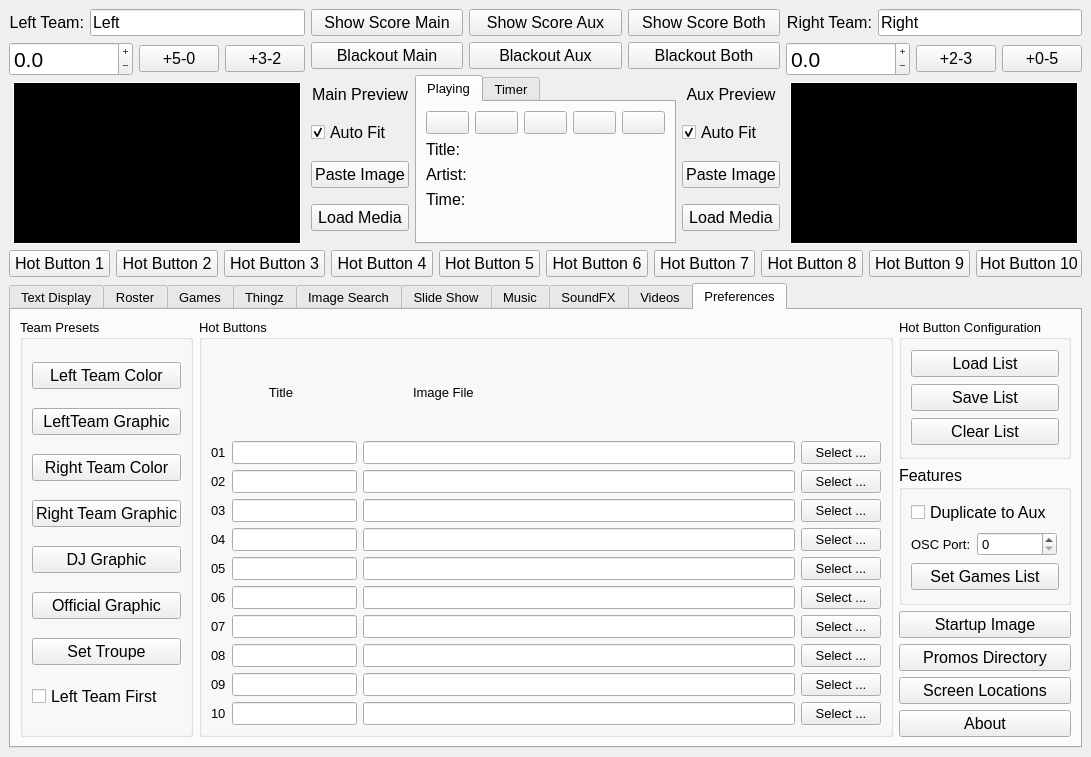
Old version of the form ImproTronControlPanel.ui in the repository guywinterbotham/ImproTron.
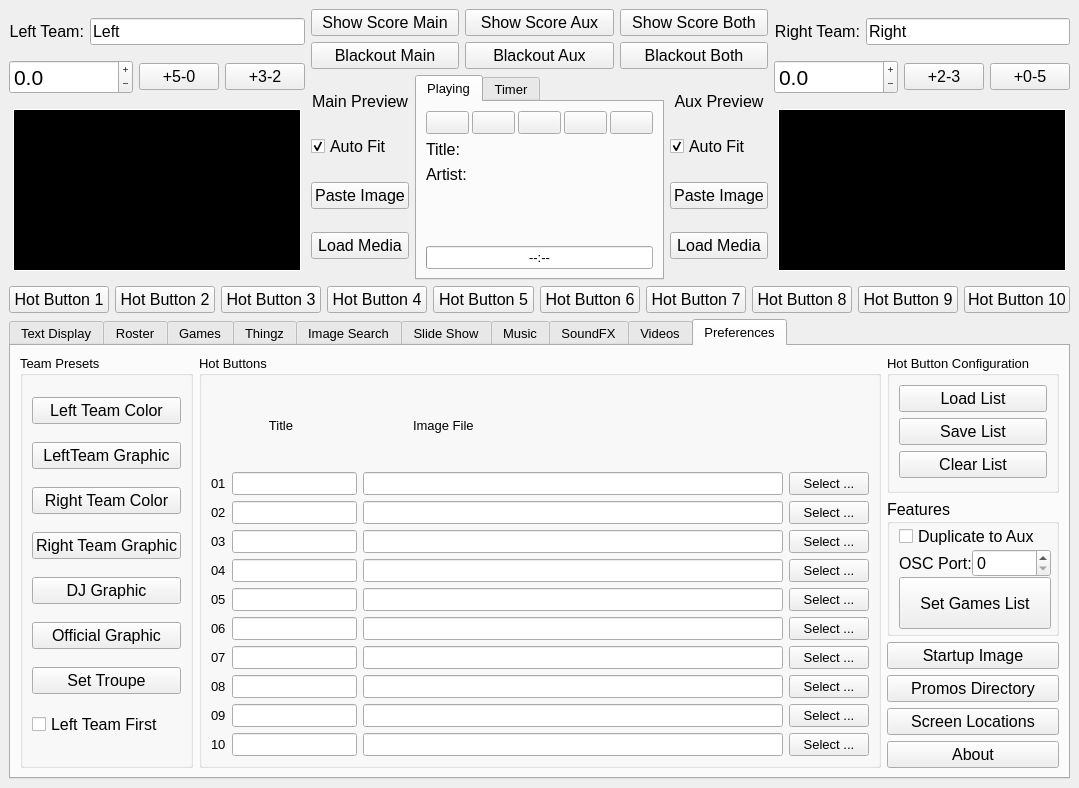
New version of the form. The open tabs and pages were chosen to show the change. Icons and pictures are not drawn.

Commit message: Added progress bar for mini player

```diff
--- a/ImproTronControlPanel.ui
+++ b/ImproTronControlPanel.ui
@@ -7,7 +7,7 @@
     <x>0</x>
     <y>0</y>
     <width>1056</width>
-    <height>757</height>
+    <height>788</height>
    </rect>
   </property>
   <property name="sizePolicy">
@@ -350,6 +350,12 @@
              <layout class="QVBoxLayout" name="verticalLayout_6">
               <item>
                <layout class="QHBoxLayout" name="playerButtonsHL">
+                <property name="spacing">
+                 <number>3</number>
+                </property>
+                <property name="sizeConstraint">
+                 <enum>QLayout::SizeConstraint::SetDefaultConstraint</enum>
+                </property>
                 <item>
                  <widget class="QPushButton" name="playPlayerPB">
                   <property name="sizePolicy">
@@ -411,6 +417,9 @@
               </item>
               <item>
                <layout class="QFormLayout" name="formLayout">
+                <property name="verticalSpacing">
+                 <number>6</number>
+                </property>
                 <item row="0" column="0">
                  <widget class="QLabel" name="titleLBL">
                   <property name="font">
@@ -423,57 +432,6 @@
                   </property>
                  </widget>
                 </item>
-                <item row="1" column="0">
-                 <widget class="QLabel" name="artistLBL">
-                  <property name="font">
-                   <font>
-                    <pointsize>12</pointsize>
-                   </font>
-                  </property>
-                  <property name="text">
-                   <string>Artist:</string>
-                  </property>
-                 </widget>
-                </item>
-                <item row="2" column="0">
-                 <widget class="QLabel" name="reaminingLBL">
-                  <property name="font">
-                   <font>
-                    <pointsize>12</pointsize>
-                   </font>
-                  </property>
-                  <property name="text">
-                   <string>Time:</string>
-                  </property>
-                 </widget>
-                </item>
-                <item row="2" column="1">
-                 <widget class="QLabel" name="timeRemainingLBL">
-                  <property name="minimumSize">
-                   <size>
-                    <width>0</width>
-                    <height>0</height>
-                   </size>
-                  </property>
-                  <property name="maximumSize">
-                   <size>
-                    <width>150</width>
-                    <height>16777215</height>
-                   </size>
-                  </property>
-                  <property name="font">
-                   <font>
-                    <pointsize>12</pointsize>
-                   </font>
-                  </property>
-                  <property name="text">
-                   <string/>
-                  </property>
-                  <property name="textInteractionFlags">
-                   <set>Qt::TextInteractionFlag::NoTextInteraction</set>
-                  </property>
-                 </widget>
-                </item>
                 <item row="0" column="1">
                  <widget class="QLabel" name="mediaTitleLBL">
                   <property name="maximumSize">
@@ -498,6 +456,18 @@
                   </property>
                  </widget>
                 </item>
+                <item row="1" column="0">
+                 <widget class="QLabel" name="artistLBL">
+                  <property name="font">
+                   <font>
+                    <pointsize>12</pointsize>
+                   </font>
+                  </property>
+                  <property name="text">
+                   <string>Artist:</string>
+                  </property>
+                 </widget>
+                </item>
                 <item row="1" column="1">
                  <widget class="QLabel" name="artistNameLBL">
                   <property name="maximumSize">
@@ -521,6 +491,19 @@
                 </item>
                </layout>
               </item>
+              <item>
+               <widget class="QProgressBar" name="musicPlayerProgress">
+                <property name="value">
+                 <number>0</number>
+                </property>
+                <property name="alignment">
+                 <set>Qt::AlignmentFlag::AlignCenter</set>
+                </property>
+                <property name="format">
+                 <string>--:--</string>
+                </property>
+               </widget>
+              </item>
              </layout>
             </widget>
             <widget class="QWidget" name="timerTab">
@@ -605,6 +588,9 @@
               </item>
               <item>
                <layout class="QHBoxLayout" name="timerControlsHL">
+                <property name="spacing">
+                 <number>4</number>
+                </property>
                 <item>
                  <widget class="QPushButton" name="startTimerPB">
                   <property name="autoFillBackground">
@@ -1000,7 +986,7 @@
        </size>
       </property>
       <property name="currentIndex">
-       <number>5</number>
+       <number>6</number>
       </property>
       <property name="iconSize">
        <size>
@@ -4290,7 +4276,7 @@
             <property name="minimumSize">
              <size>
               <width>0</width>
-              <height>387</height>
+              <height>365</height>
              </size>
             </property>
             <property name="font">
@@ -6052,7 +6038,19 @@
             <property name="title">
              <string>Features</string>
             </property>
-            <layout class="QVBoxLayout" name="verticalLayout_2">
+            <layout class="QVBoxLayout" name="prefFeatureGBVL">
+             <property name="spacing">
+              <number>0</number>
+             </property>
+             <property name="topMargin">
+              <number>0</number>
+             </property>
+             <property name="rightMargin">
+              <number>5</number>
+             </property>
+             <property name="bottomMargin">
+              <number>4</number>
+             </property>
              <item>
               <widget class="QCheckBox" name="copytoAuxCB">
                <property name="font">
@@ -6080,7 +6078,7 @@
                  </property>
                  <property name="font">
                   <font>
-                   <pointsize>10</pointsize>
+                   <pointsize>12</pointsize>
                   </font>
                  </property>
                  <property name="text">
@@ -6104,7 +6102,7 @@
                  </property>
                  <property name="font">
                   <font>
-                   <pointsize>10</pointsize>
+                   <pointsize>12</pointsize>
                   </font>
                  </property>
                  <property name="maximum">
@@ -6116,6 +6114,17 @@
              </item>
              <item>
               <widget class="QPushButton" name="setGamesListPB">
+               <property name="sizePolicy">
+                <sizepolicy hsizetype="Preferred" vsizetype="Preferred">
+                 <horstretch>0</horstretch>
+                 <verstretch>0</verstretch>
+                </sizepolicy>
+               </property>
+               <property name="font">
+                <font>
+                 <pointsize>12</pointsize>
+                </font>
+               </property>
                <property name="text">
                 <string>Set Games List</string>
                </property>
```
The commit also changes 2 other files.
